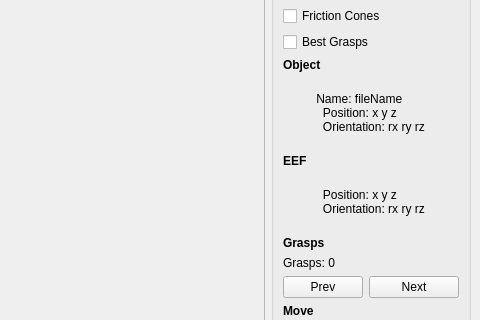
Before: the Qt Designer form Grasp/utils/GraspPlanner.ui in nachoh8/multisolution-active-grasping, drawn with Qt 5; both pictures show x 599 to 1079 and y 148 to 468 of the 1079 by 819 pixel window.
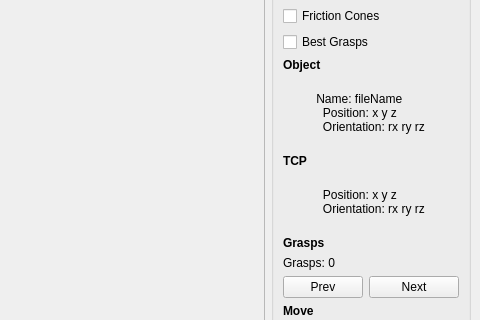
After: the same form once the commit is applied.

What changed in the file:
```diff
--- a/Grasp/utils/GraspPlanner.ui
+++ b/Grasp/utils/GraspPlanner.ui
@@ -135,7 +135,7 @@
           </font>
          </property>
          <property name="text">
-          <string>EEF</string>
+          <string>TCP</string>
          </property>
         </widget>
        </item>
```
